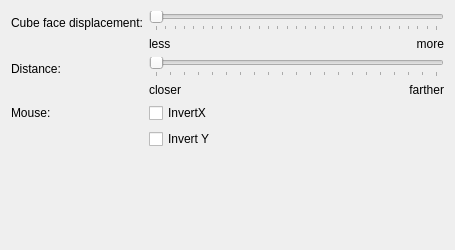
zzag/kwin-effects-cube, file src/kcm/cubeeffectkcm.ui: the form before one commit.
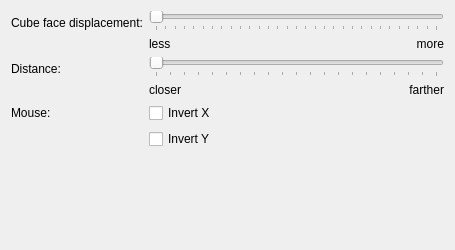
The form after the commit. Custom widgets are drawn as their Qt base class.

Patch:
```diff
--- a/src/kcm/cubeeffectkcm.ui
+++ b/src/kcm/cubeeffectkcm.ui
@@ -157,7 +157,7 @@
    <item row="2" column="1">
     <widget class="QCheckBox" name="kcfg_MouseInvertedX">
      <property name="text">
-      <string>InvertX</string>
+      <string>Invert X</string>
      </property>
     </widget>
    </item>
```
